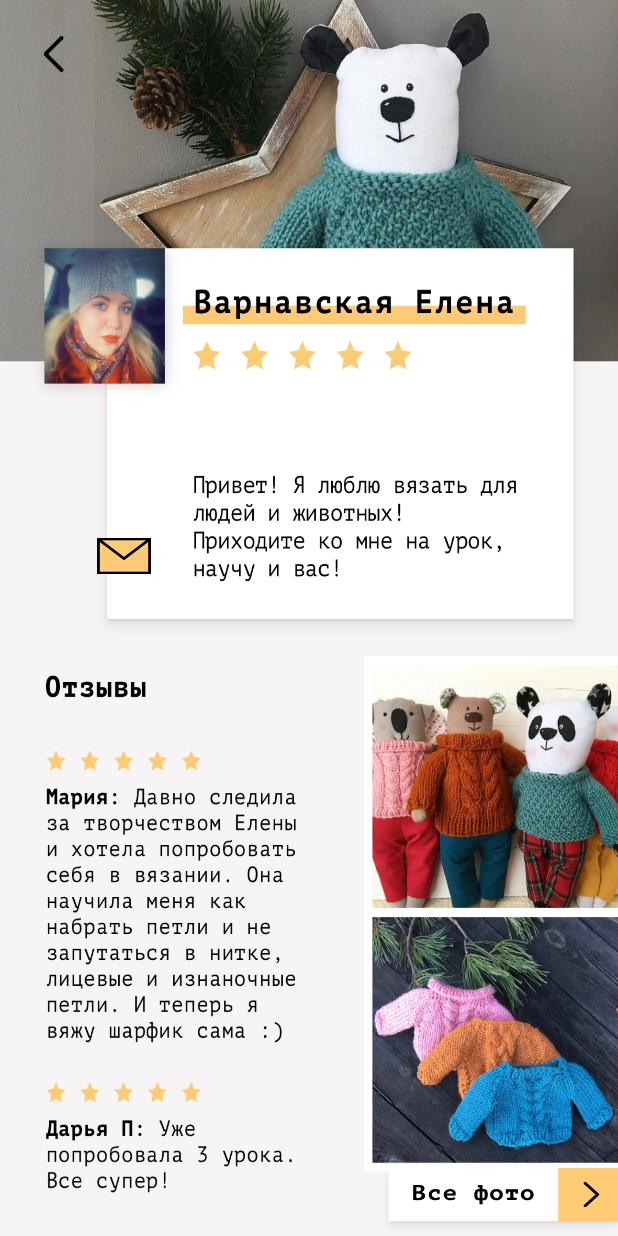
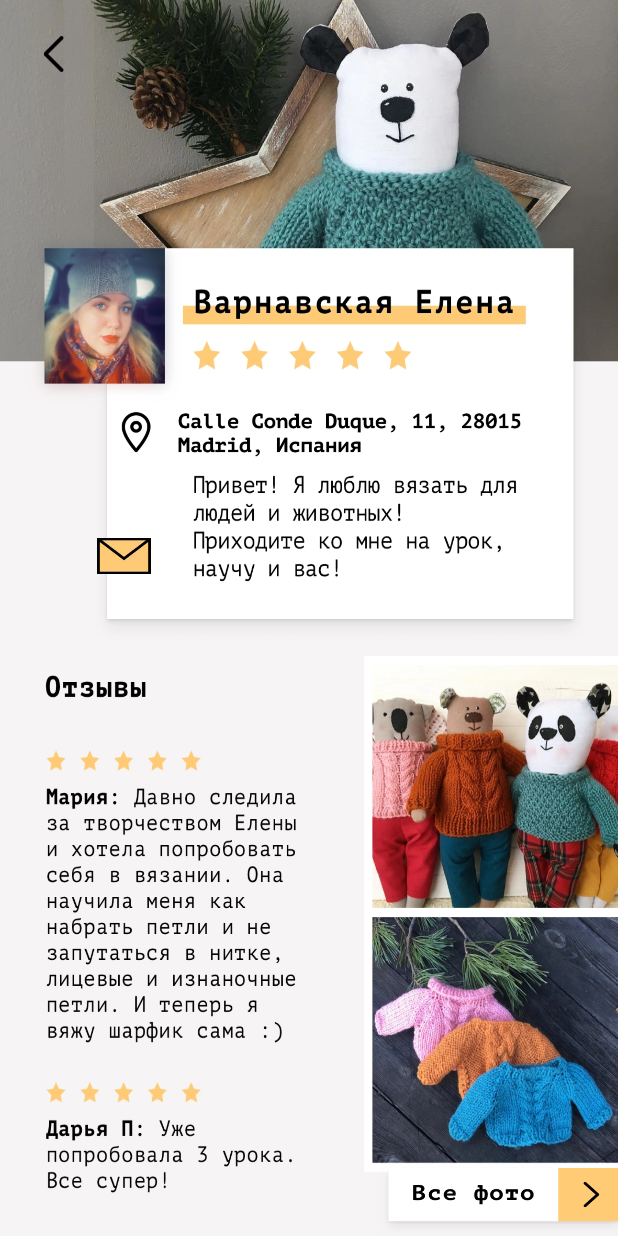
Before and after one commit to aLT22/CrafftGiraffe, an Android app: the ProfileActivity screen opened directly, with no data from a screen before it, on a phone screen of 412 x 824 dp. Run offline under Robolectric (Android 15) with nearby library versions, the phone set to English and light mode, and no system bars.

Commit message:
changed profile screen

```diff
--- a/app/src/main/java/mn/factory/crafftgiraffe/ui/profile/ProfileActivity.kt
+++ b/app/src/main/java/mn/factory/crafftgiraffe/ui/profile/ProfileActivity.kt
@@ -33,6 +33,12 @@ class ProfileActivity : AppCompatActivity() {
         arrowBack.setOnClickListener {
             onBackPressed()
         }
+
+        address.setOnClickListener {
+            val intent = Intent(Intent.ACTION_VIEW, Uri.parse(ADDRESS))
+
+            startActivity(intent)
+        }
     }
 
     private fun setFonts() {
@@ -43,5 +49,8 @@ class ProfileActivity : AppCompatActivity() {
         const val TAG = "ProfileActivity"
 
         const val KEY_EMAIL = "KEY_EMAIL"
+
+        private const val LOCATION = "Calle Conde Duque, 11, 28015, Madrid, Spain"
+        const val ADDRESS = "http://maps.google.co.in/maps?q=$LOCATION"
     }
 }
--- a/app/src/main/res/layout/activity_profile.xml
+++ b/app/src/main/res/layout/activity_profile.xml
@@ -50,4 +50,21 @@
         app:layout_constraintLeft_toLeftOf="parent"
         app:layout_constraintTop_toTopOf="parent"/>
 
+    <android.support.constraint.Guideline
+        android:id="@+id/horizontalThirtyFiveGuideline"
+        android:layout_width="wrap_content"
+        android:layout_height="wrap_content"
+        android:orientation="horizontal"
+        app:layout_constraintGuide_percent="0.35"/>
+
+    <ImageView
+        android:id="@+id/address"
+        android:layout_width="272dp"
+        android:layout_height="32dp"
+        android:layout_marginLeft="78dp"
+        android:src="@drawable/address"
+        app:layout_constraintBottom_toBottomOf="@id/horizontalThirtyFiveGuideline"
+        app:layout_constraintLeft_toLeftOf="parent"
+        app:layout_constraintTop_toTopOf="@id/horizontalThirtyFiveGuideline"/>
+
 </android.support.constraint.ConstraintLayout>
```
